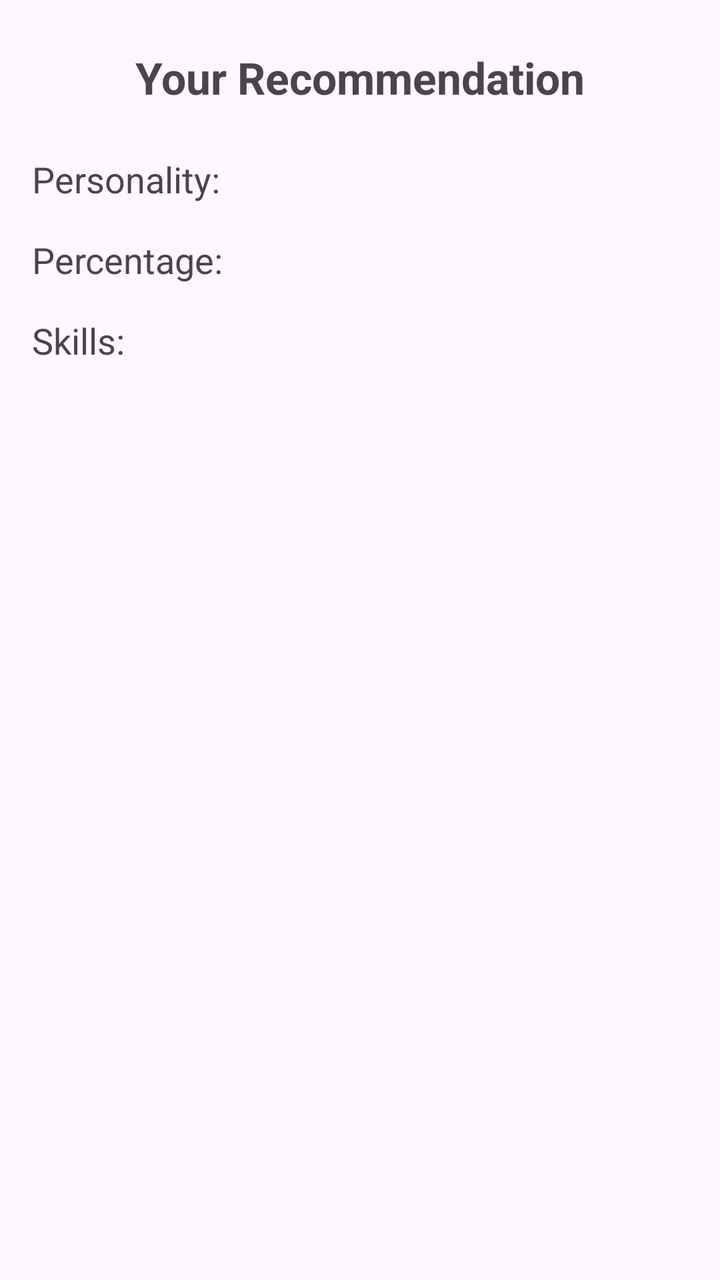
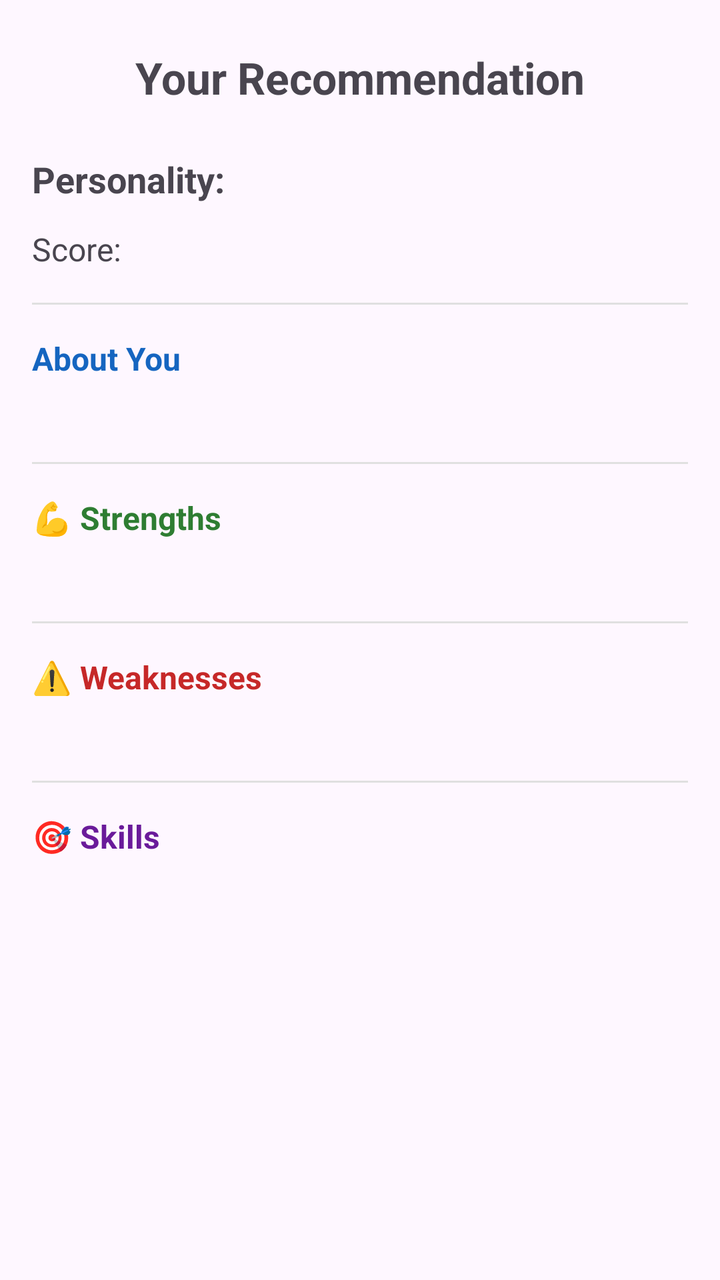

The first picture is an Android layout as it rendered before a commit; the second is the same layout after the commit. The layout source and the unified diff follow.
<!-- AndroidManifest.xml: application theme Theme.Mind2Career -->
<!-- res/layout/activity_recommendation_screen.xml -->
<?xml version="1.0" encoding="utf-8"?>
<androidx.constraintlayout.widget.ConstraintLayout xmlns:android="http://schemas.android.com/apk/res/android"
    xmlns:app="http://schemas.android.com/apk/res-auto"
    android:id="@+id/main"
    android:layout_width="match_parent"
    android:layout_height="match_parent">

    <TextView
        android:id="@+id/title"
        android:layout_width="wrap_content"
        android:layout_height="wrap_content"
        android:text="Your Recommendation"
        android:textSize="22sp"
        android:textStyle="bold"
        app:layout_constraintTop_toTopOf="parent"
        app:layout_constraintStart_toStartOf="parent"
        app:layout_constraintEnd_toEndOf="parent"
        android:layout_marginTop="24dp"/>

    <TextView
        android:id="@+id/tvPersonality"
        android:layout_width="wrap_content"
        android:layout_height="wrap_content"
        android:text="Personality:"
        android:textSize="18sp"
        app:layout_constraintTop_toBottomOf="@id/title"
        app:layout_constraintStart_toStartOf="parent"
        android:layout_marginTop="24dp"
        android:layout_marginStart="16dp"/>

    <TextView
        android:id="@+id/tvPercentage"
        android:layout_width="wrap_content"
        android:layout_height="wrap_content"
        android:text="Percentage:"
        android:textSize="18sp"
        app:layout_constraintTop_toBottomOf="@id/tvPersonality"
        app:layout_constraintStart_toStartOf="@id/tvPersonality"
        android:layout_marginTop="16dp"/>

    <TextView
        android:id="@+id/tvSkills"
        android:layout_width="wrap_content"
        android:layout_height="wrap_content"
        android:text="Skills:"
        android:textSize="18sp"
        app:layout_constraintTop_toBottomOf="@id/tvPercentage"
        app:layout_constraintStart_toStartOf="@id/tvPercentage"
        android:layout_marginTop="16dp"/>

</androidx.constraintlayout.widget.ConstraintLayout>
<!-- resources referenced by this layout -->
<resources>
  <style name="Theme.Mind2Career" parent="Base.Theme.Mind2Career" />
  <style name="Base.Theme.Mind2Career" parent="Theme.Material3.DayNight.NoActionBar">
          
          
      </style>
</resources>

<!-- the commit's change to res/layout/activity_recommendation_screen.xml (unified diff, before → after) -->
@@ -1,51 +1,234 @@
 <?xml version="1.0" encoding="utf-8"?>
-<androidx.constraintlayout.widget.ConstraintLayout xmlns:android="http://schemas.android.com/apk/res/android"
+<ScrollView xmlns:android="http://schemas.android.com/apk/res/android"
     xmlns:app="http://schemas.android.com/apk/res-auto"
-    android:id="@+id/main"
     android:layout_width="match_parent"
-    android:layout_height="match_parent">
-
-    <TextView
-        android:id="@+id/title"
-        android:layout_width="wrap_content"
+    android:layout_height="match_parent"
+    android:fillViewport="true">
+
+    <androidx.constraintlayout.widget.ConstraintLayout
+        android:id="@+id/main"
+        android:layout_width="match_parent"
         android:layout_height="wrap_content"
-        android:text="Your Recommendation"
-        android:textSize="22sp"
-        android:textStyle="bold"
-        app:layout_constraintTop_toTopOf="parent"
-        app:layout_constraintStart_toStartOf="parent"
-        app:layout_constraintEnd_toEndOf="parent"
-        android:layout_marginTop="24dp"/>
-
-    <TextView
-        android:id="@+id/tvPersonality"
-        android:layout_width="wrap_content"
-        android:layout_height="wrap_content"
-        android:text="Personality:"
-        android:textSize="18sp"
-        app:layout_constraintTop_toBottomOf="@id/title"
-        app:layout_constraintStart_toStartOf="parent"
-        android:layout_marginTop="24dp"
-        android:layout_marginStart="16dp"/>
-
-    <TextView
-        android:id="@+id/tvPercentage"
-        android:layout_width="wrap_content"
-        android:layout_height="wrap_content"
-        android:text="Percentage:"
-        android:textSize="18sp"
-        app:layout_constraintTop_toBottomOf="@id/tvPersonality"
-        app:layout_constraintStart_toStartOf="@id/tvPersonality"
-        android:layout_marginTop="16dp"/>
-
-    <TextView
-        android:id="@+id/tvSkills"
-        android:layout_width="wrap_content"
-        android:layout_height="wrap_content"
-        android:text="Skills:"
-        android:textSize="18sp"
-        app:layout_constraintTop_toBottomOf="@id/tvPercentage"
-        app:layout_constraintStart_toStartOf="@id/tvPercentage"
-        android:layout_marginTop="16dp"/>
-
-</androidx.constraintlayout.widget.ConstraintLayout>
+        android:paddingBottom="32dp">
+
+        
+        <TextView
+            android:id="@+id/title"
+            android:layout_width="wrap_content"
+            android:layout_height="wrap_content"
+            android:text="Your Recommendation"
+            android:textSize="22sp"
+            android:textStyle="bold"
+            android:layout_marginTop="24dp"
+            app:layout_constraintTop_toTopOf="parent"
+            app:layout_constraintStart_toStartOf="parent"
+            app:layout_constraintEnd_toEndOf="parent" />
+
+        
+        <TextView
+            android:id="@+id/tvPersonality"
+            android:layout_width="0dp"
+            android:layout_height="wrap_content"
+            android:text="Personality:"
+            android:textSize="18sp"
+            android:textStyle="bold"
+            android:layout_marginTop="24dp"
+            android:layout_marginStart="16dp"
+            android:layout_marginEnd="16dp"
+            app:layout_constraintTop_toBottomOf="@id/title"
+            app:layout_constraintStart_toStartOf="parent"
+            app:layout_constraintEnd_toEndOf="parent" />
+
+        
+        <TextView
+            android:id="@+id/tvPercentage"
+            android:layout_width="0dp"
+            android:layout_height="wrap_content"
+            android:text="Score:"
+            android:textSize="16sp"
+            android:layout_marginTop="12dp"
+            android:layout_marginStart="16dp"
+            android:layout_marginEnd="16dp"
+            app:layout_constraintTop_toBottomOf="@id/tvPersonality"
+            app:layout_constraintStart_toStartOf="parent"
+            app:layout_constraintEnd_toEndOf="parent" />
+
+        
+        <View
+            android:id="@+id/divider1"
+            android:layout_width="0dp"
+            android:layout_height="1dp"
+            android:background="#E0E0E0"
+            android:layout_marginTop="16dp"
+            android:layout_marginStart="16dp"
+            android:layout_marginEnd="16dp"
+            app:layout_constraintTop_toBottomOf="@id/tvPercentage"
+            app:layout_constraintStart_toStartOf="parent"
+            app:layout_constraintEnd_toEndOf="parent" />
+
+        
+        <TextView
+            android:id="@+id/labelDescription"
+            android:layout_width="0dp"
+            android:layout_height="wrap_content"
+            android:text="About You"
+            android:textSize="16sp"
+            android:textStyle="bold"
+            android:textColor="#1565C0"
+            android:layout_marginTop="16dp"
+            android:layout_marginStart="16dp"
+            android:layout_marginEnd="16dp"
+            app:layout_constraintTop_toBottomOf="@id/divider1"
+            app:layout_constraintStart_toStartOf="parent"
+            app:layout_constraintEnd_toEndOf="parent" />
+
+        
+        <TextView
+            android:id="@+id/tvDescription"
+            android:layout_width="0dp"
+            android:layout_height="wrap_content"
+            android:text=""
+            android:textSize="14sp"
+            android:lineSpacingExtra="4dp"
+            android:layout_marginTop="6dp"
+            android:layout_marginStart="16dp"
+            android:layout_marginEnd="16dp"
+            app:layout_constraintTop_toBottomOf="@id/labelDescription"
+            app:layout_constraintStart_toStartOf="parent"
+            app:layout_constraintEnd_toEndOf="parent" />
+
+        
+        <View
+            android:id="@+id/divider2"
+            android:layout_width="0dp"
+            android:layout_height="1dp"
+            android:background="#E0E0E0"
+            android:layout_marginTop="16dp"
+            android:layout_marginStart="16dp"
+            android:layout_marginEnd="16dp"
+            app:layout_constraintTop_toBottomOf="@id/tvDescription"
+            app:layout_constraintStart_toStartOf="parent"
+            app:layout_constraintEnd_toEndOf="parent" />
+
+        
+        <TextView
+            android:id="@+id/labelStrengths"
+            android:layout_width="0dp"
+            android:layout_height="wrap_content"
+            android:text="💪 Strengths"
+            android:textSize="16sp"
+            android:textStyle="bold"
+            android:textColor="#2E7D32"
+            android:layout_marginTop="16dp"
+            android:layout_marginStart="16dp"
+            android:layout_marginEnd="16dp"
+            app:layout_constraintTop_toBottomOf="@id/divider2"
+            app:layout_constraintStart_toStartOf="parent"
+            app:layout_constraintEnd_toEndOf="parent" />
+
+        
+        <TextView
+            android:id="@+id/tvStrengths"
+            android:layout_width="0dp"
+            android:layout_height="wrap_content"
+            android:text=""
+            android:textSize="14sp"
+            android:lineSpacingExtra="4dp"
+            android:layout_marginTop="6dp"
+            android:layout_marginStart="16dp"
+            android:layout_marginEnd="16dp"
+            app:layout_constraintTop_toBottomOf="@id/labelStrengths"
+            app:layout_constraintStart_toStartOf="parent"
+            app:layout_constraintEnd_toEndOf="parent" />
+
+        
+        <View
+            android:id="@+id/divider3"
+            android:layout_width="0dp"
+            android:layout_height="1dp"
+            android:background="#E0E0E0"
+            android:layout_marginTop="16dp"
+            android:layout_marginStart="16dp"
+            android:layout_marginEnd="16dp"
+            app:layout_constraintTop_toBottomOf="@id/tvStrengths"
+            app:layout_constraintStart_toStartOf="parent"
+            app:layout_constraintEnd_toEndOf="parent" />
+
+        
+        <TextView
+            android:id="@+id/labelWeaknesses"
+            android:layout_width="0dp"
+            android:layout_height="wrap_content"
+            android:text="⚠️ Weaknesses"
+            android:textSize="16sp"
+            android:textStyle="bold"
+            android:textColor="#C62828"
+            android:layout_marginTop="16dp"
+            android:layout_marginStart="16dp"
+            android:layout_marginEnd="16dp"
+            app:layout_constraintTop_toBottomOf="@id/divider3"
+            app:layout_constraintStart_toStartOf="parent"
+            app:layout_constraintEnd_toEndOf="parent" />
+
+        
+        <TextView
+            android:id="@+id/tvWeaknesses"
+            android:layout_width="0dp"
+            android:layout_height="wrap_content"
+            android:text=""
+            android:textSize="14sp"
+            android:lineSpacingExtra="4dp"
+            android:layout_marginTop="6dp"
+            android:layout_marginStart="16dp"
+            android:layout_marginEnd="16dp"
+            app:layout_constraintTop_toBottomOf="@id/labelWeaknesses"
+            app:layout_constraintStart_toStartOf="parent"
+            app:layout_constraintEnd_toEndOf="parent" />
+
+        
+        <View
+            android:id="@+id/divider4"
+            android:layout_width="0dp"
+            android:layout_height="1dp"
+            android:background="#E0E0E0"
+            android:layout_marginTop="16dp"
+            android:layout_marginStart="16dp"
+            android:layout_marginEnd="16dp"
+            app:layout_constraintTop_toBottomOf="@id/tvWeaknesses"
+            app:layout_constraintStart_toStartOf="parent"
+            app:layout_constraintEnd_toEndOf="parent" />
+
+        
+        <TextView
+            android:id="@+id/labelSkills"
+            android:layout_width="0dp"
+            android:layout_height="wrap_content"
+            android:text="🎯 Skills"
+            android:textSize="16sp"
+            android:textStyle="bold"
+            android:textColor="#6A1B9A"
+            android:layout_marginTop="16dp"
+            android:layout_marginStart="16dp"
+            android:layout_marginEnd="16dp"
+            app:layout_constraintTop_toBottomOf="@id/divider4"
+            app:layout_constraintStart_toStartOf="parent"
+            app:layout_constraintEnd_toEndOf="parent" />
+
+        
+        <TextView
+            android:id="@+id/tvSkills"
+            android:layout_width="0dp"
+            android:layout_height="wrap_content"
+            android:text=""
+            android:textSize="14sp"
+            android:lineSpacingExtra="4dp"
+            android:layout_marginTop="6dp"
+            android:layout_marginStart="16dp"
+            android:layout_marginEnd="16dp"
+            app:layout_constraintTop_toBottomOf="@id/labelSkills"
+            app:layout_constraintStart_toStartOf="parent"
+            app:layout_constraintEnd_toEndOf="parent" />
+
+    </androidx.constraintlayout.widget.ConstraintLayout>
+
+</ScrollView>
